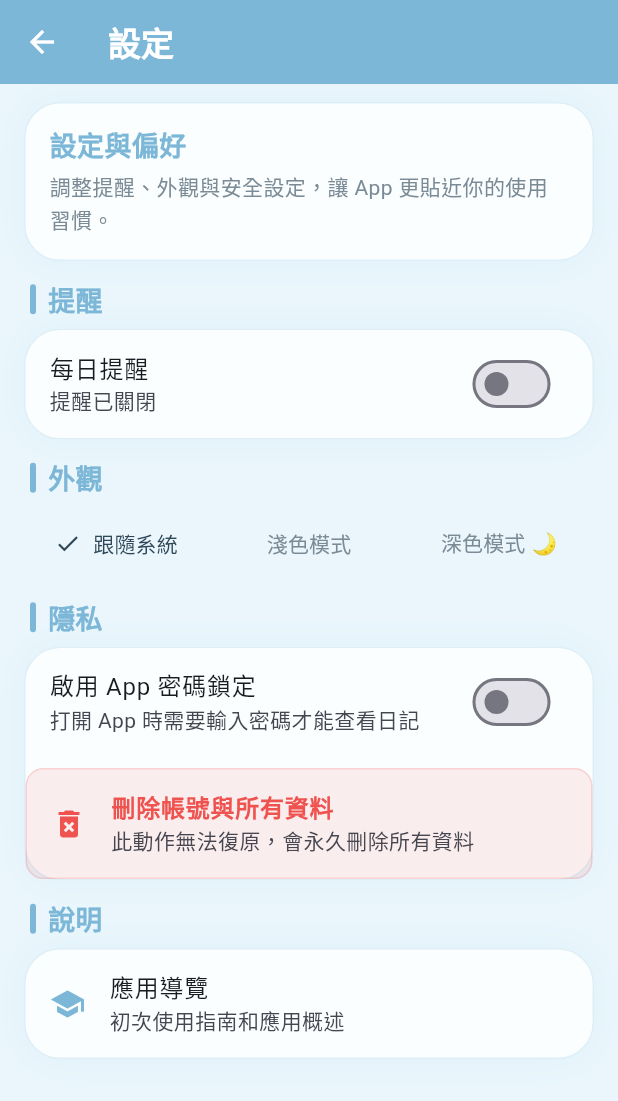
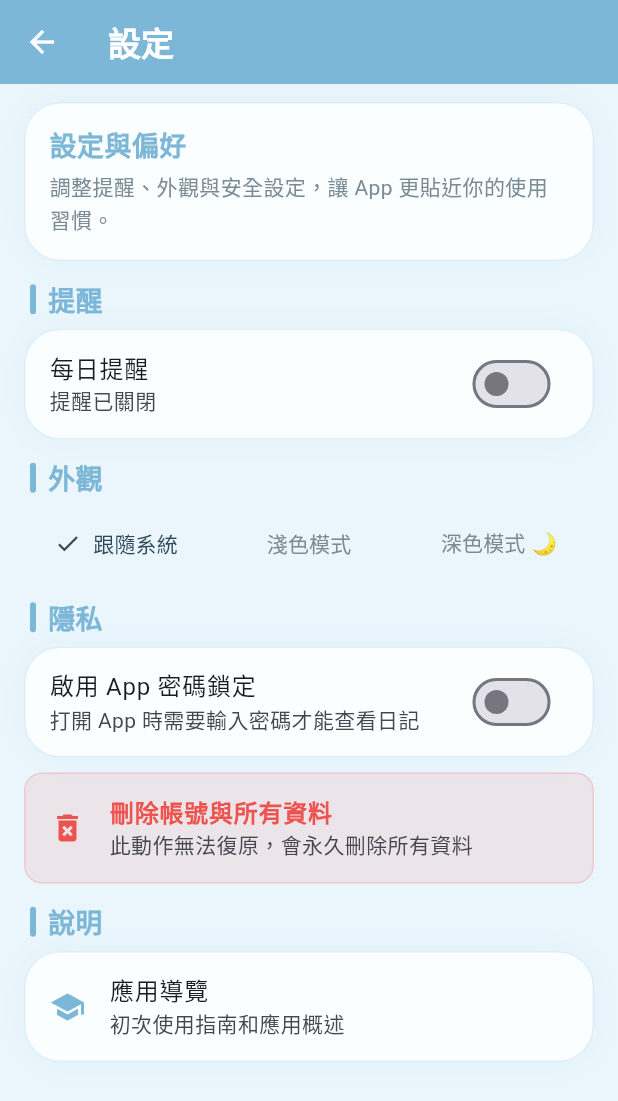
Before and after one commit to 2019chenqq/moodsogood_app, a Flutter app: the SettingsPage screen opened directly, on a phone screen of 412 x 824 dp. Shown: the top 1101 px of the screen. Run offline on Flutter 3.47's test engine with Material 3 defaults, Android fonts, the phone set to English and light mode, and no system bars; our stand-ins replace cloud_firestore, cloud_functions, firebase_analytics, firebase_auth, firebase_core, firebase_storage and 15 more; missing offline and left inert: android_alarm_manager_plus, encrypt, home_widget, pointycastle, purchases_flutter; accounts and stored records are empty; Roboto replaces fonts that are missing (Iansui).

Commit message:
[fix]刪除帳號卡片獨立

```diff
--- a/lib/settings_page.dart
+++ b/lib/settings_page.dart
@@ -211,10 +211,11 @@ class _SettingsPageState extends State<SettingsPage> {
                       enabled: _appLockEnabled,
                       onTap: _appLockEnabled ? _showChangePinDialog : null,
                     ),
-                  _buildDeleteAccountButton(context),
                 ],
               ),
             ),
+            const SizedBox(height: 10),
+            _buildDeleteAccountButton(context),
 
             const SizedBox(height: 14),
             _sectionHeader('說明'),
@@ -1072,7 +1073,6 @@ class _SettingsPageState extends State<SettingsPage> {
   // 放在設定頁面 BuildContext 中
   Widget _buildDeleteAccountButton(BuildContext context) {
     return Container(
-      margin: const EdgeInsets.only(top: 8),
       decoration: BoxDecoration(
         color: HealingDesignSystem.dangerRed.withOpacity(0.10),
         borderRadius: BorderRadius.circular(HealingDesignSystem.radiusM),
```
